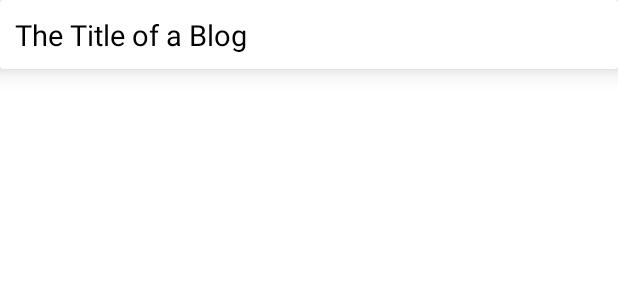
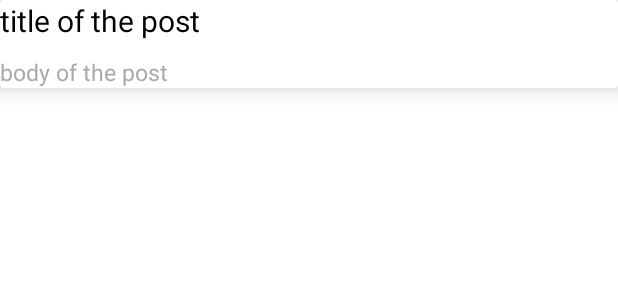
Before and after one commit to letscodingandroid/Android-MVI-Architecture-Playground, an Android app: the layout layout_blog_list_item.xml on its own in the app's theme, with its tools: preview values and no code run, on a phone screen of 412 x 824 dp. Shown: the top 300 px of the screen. Run offline under Robolectric (Android 15) with nearby library versions, the phone set to English and light mode, and no system bars.

Commit message:
Add recyclerview setup to show posts and set user properties

```diff
--- a/app/src/main/res/layout/layout_blog_list_item.xml
+++ b/app/src/main/res/layout/layout_blog_list_item.xml
@@ -1,62 +1,38 @@
 <?xml version="1.0" encoding="utf-8"?>
-<androidx.cardview.widget.CardView
-    xmlns:android="http://schemas.android.com/apk/res/android"
+<androidx.cardview.widget.CardView xmlns:android="http://schemas.android.com/apk/res/android"
     android:layout_width="match_parent"
     android:layout_height="wrap_content"
     xmlns:app="http://schemas.android.com/apk/res-auto"
+    xmlns:tools="http://schemas.android.com/tools"
     app:cardElevation="10dp"
     app:cardCornerRadius="2dp"
-    app:cardPreventCornerOverlap="false"
-    >
-
+    app:cardPreventCornerOverlap="false">
     <androidx.constraintlayout.widget.ConstraintLayout
         android:layout_width="match_parent"
         android:layout_height="wrap_content"
         >
-
-        <ImageView
+        <TextView
+            android:id="@+id/txtPostTitle"
             android:layout_width="match_parent"
             android:layout_height="wrap_content"
+            tools:text="title of the post"
+            android:textColor="#000"
+            android:textSize="20sp"
             app:layout_constraintTop_toTopOf="parent"
             app:layout_constraintLeft_toLeftOf="parent"
             app:layout_constraintRight_toRightOf="parent"
-            android:id="@+id/blog_image"
-            android:padding="0dp"
-            android:layout_margin="0dp"
-            android:adjustViewBounds="true"
-            android:scaleType="fitXY"
-
             />
-
-        <LinearLayout
+        <TextView
             android:layout_width="match_parent"
             android:layout_height="wrap_content"
-            app:layout_constraintTop_toBottomOf="@id/blog_image"
+            android:id="@+id/txtPostBody"
+            tools:text="body of the post"
+            android:textColor="@android:color/darker_gray"
+            android:textSize="15sp"
+            app:layout_constraintTop_toBottomOf="@+id/txtPostTitle"
             app:layout_constraintLeft_toLeftOf="parent"
             app:layout_constraintRight_toRightOf="parent"
-            app:layout_constraintBottom_toBottomOf="parent"
-            android:orientation="vertical"
-            android:padding="10dp"
-            android:id="@+id/container1"
-            >
-            <TextView
-                android:layout_width="match_parent"
-                android:layout_height="wrap_content"
-                android:id="@+id/blog_title"
-                android:text="The Title of a Blog"
-                android:textColor="#000"
-                android:textSize="19sp"
-                />
-
-
-        </LinearLayout>
-
-
-
-
-
+            android:layout_marginTop="10dp"
+            />
     </androidx.constraintlayout.widget.ConstraintLayout>
-
-
-
 </androidx.cardview.widget.CardView>
```
Also changed, not shown: app/src/main/java/ir/letscodingandroid/android_mvi_architecture_playground/ui/main/MainFragment.kt (+46 -10 lines), app/src/main/java/ir/letscodingandroid/android_mvi_architecture_playground/ui/main/MainRecyclerAdapter.kt (added, +85 -0 lines), app/src/main/java/ir/letscodingandroid/android_mvi_architecture_playground/util/TopSpacingItemDecoration.kt (added, +13 -0 lines).
